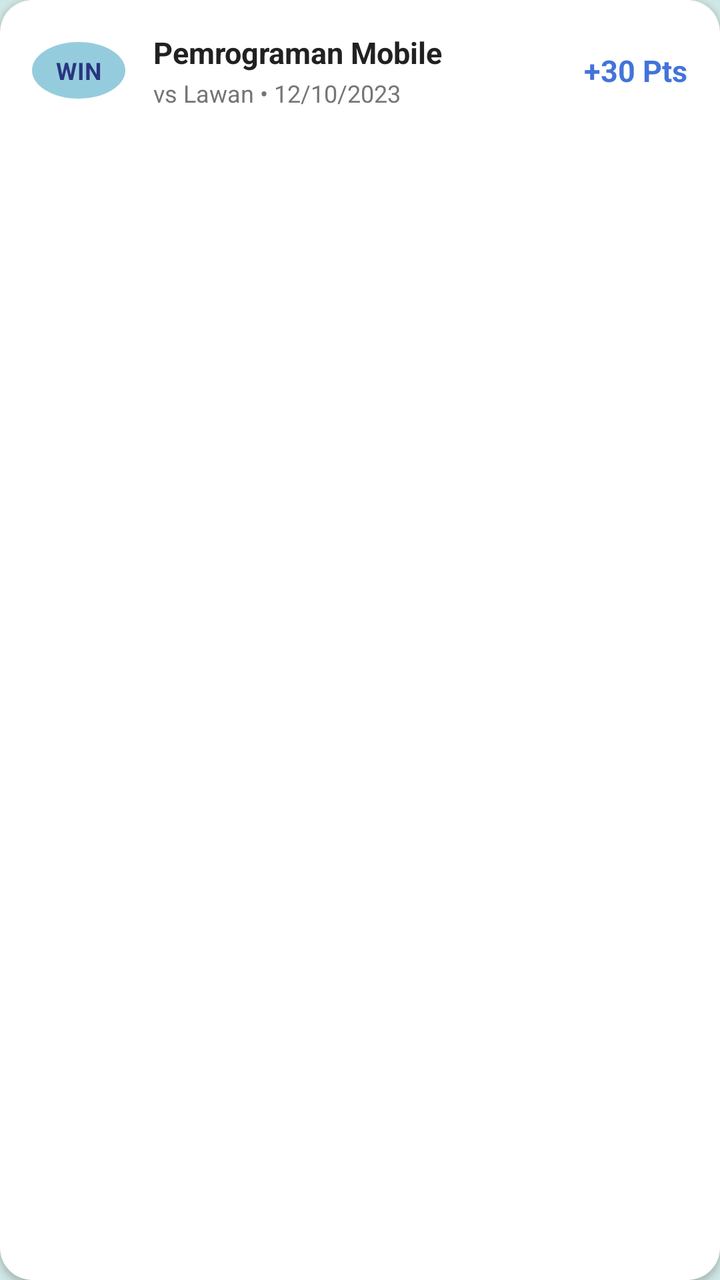
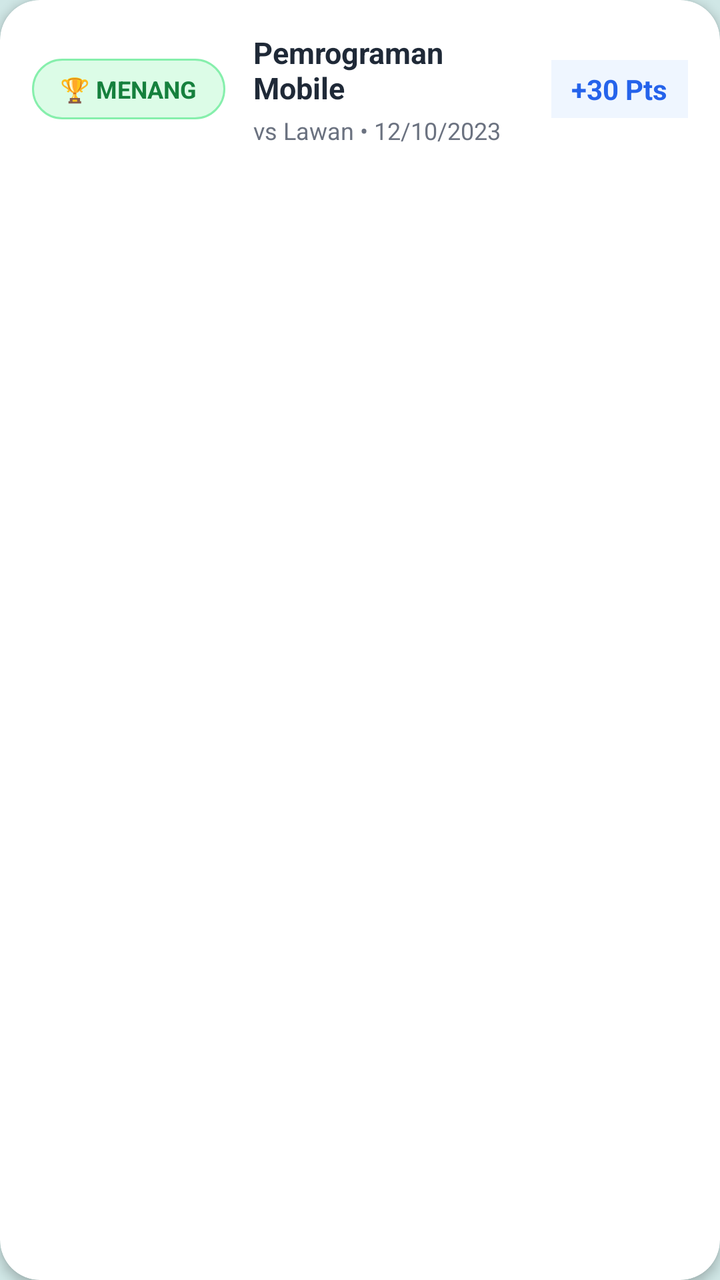

Compare the two renders of this Android layout. The source of the first and the diff that turns it into the second are given below.
<!-- AndroidManifest.xml: application theme Theme.UTSklp3Mobile -->
<!-- res/layout/item_history.xml -->
<?xml version="1.0" encoding="utf-8"?>
<androidx.cardview.widget.CardView xmlns:android="http://schemas.android.com/apk/res/android"
    xmlns:app="http://schemas.android.com/apk/res-auto"
    android:layout_width="match_parent"
    android:layout_height="wrap_content"
    android:layout_marginHorizontal="16dp"
    android:layout_marginVertical="6dp"
    app:cardCornerRadius="16dp"
    app:cardElevation="2dp"
    app:cardBackgroundColor="#FFFFFF">

    <LinearLayout
        android:layout_width="match_parent"
        android:layout_height="wrap_content"
        android:orientation="horizontal"
        android:padding="16dp"
        android:gravity="center_vertical">

        
        <TextView
            android:id="@+id/tvHistoryResult"
            android:layout_width="wrap_content"
            android:layout_height="wrap_content"
            android:text="WIN"
            android:textSize="12sp"
            android:textStyle="bold"
            android:textColor="#293681"
            android:background="@drawable/bg_circle_accent_soft"
            android:paddingHorizontal="12dp"
            android:paddingVertical="6dp" />

        <LinearLayout
            android:layout_width="0dp"
            android:layout_height="wrap_content"
            android:layout_weight="1"
            android:orientation="vertical"
            android:layout_marginStart="14dp"
            android:layout_marginEnd="8dp">

            <TextView
                android:id="@+id/tvHistoryMatkul"
                android:layout_width="wrap_content"
                android:layout_height="wrap_content"
                android:text="Pemrograman Mobile"
                android:textColor="#212121"
                android:textSize="15sp"
                android:textStyle="bold" />

            <TextView
                android:id="@+id/tvHistoryOpponent"
                android:layout_width="wrap_content"
                android:layout_height="wrap_content"
                android:text="vs Lawan • 12/10/2023"
                android:textColor="#757575"
                android:textSize="12sp"
                android:layout_marginTop="2dp" />

        </LinearLayout>

        
        <TextView
            android:id="@+id/tvHistoryPoints"
            android:layout_width="wrap_content"
            android:layout_height="wrap_content"
            android:text="+30 Pts"
            android:textColor="#4274D9"
            android:textSize="15sp"
            android:textStyle="bold" />

    </LinearLayout>

</androidx.cardview.widget.CardView>
<!-- resources referenced by this layout -->
<resources>
  <!-- drawable bg_circle_accent_soft (drawable) -->
  <?xml version="1.0" encoding="utf-8"?>
  <shape xmlns:android="http://schemas.android.com/apk/res/android"
      android:shape="oval">
      <solid android:color="#95CCDD" />
  </shape>
  <style name="Theme.UTSklp3Mobile" parent="Base.Theme.UTSklp3Mobile" />
  <style name="Base.Theme.UTSklp3Mobile" parent="Theme.Material3.DayNight.NoActionBar">
          
          <item name="colorPrimary">@color/primary</item>
          <item name="colorPrimaryDark">@color/primary_dark</item>
          <item name="colorSecondary">@color/secondary</item>
          <item name="android:statusBarColor">@color/primary</item>
          <item name="android:windowBackground">@color/background</item>
      </style>
  <color name="primary">#293681</color>
  <color name="primary_dark">#1A245A</color>
  <color name="secondary">#4274D9</color>
  <color name="background">#D0E7E6</color>
</resources>

<!-- the commit's change to res/layout/item_history.xml (unified diff, before → after) -->
@@ -5,8 +5,8 @@
     android:layout_height="wrap_content"
     android:layout_marginHorizontal="16dp"
     android:layout_marginVertical="6dp"
-    app:cardCornerRadius="16dp"
-    app:cardElevation="2dp"
+    app:cardCornerRadius="20dp"
+    app:cardElevation="3dp"
     app:cardBackgroundColor="#FFFFFF">
 
     <LinearLayout
@@ -21,13 +21,13 @@
             android:id="@+id/tvHistoryResult"
             android:layout_width="wrap_content"
             android:layout_height="wrap_content"
-            android:text="WIN"
+            android:text="🏆 MENANG"
             android:textSize="12sp"
             android:textStyle="bold"
-            android:textColor="#293681"
-            android:background="@drawable/bg_circle_accent_soft"
-            android:paddingHorizontal="12dp"
-            android:paddingVertical="6dp" />
+            android:textColor="#15803D"
+            android:background="@drawable/bg_badge_win"
+            android:paddingHorizontal="14dp"
+            android:paddingVertical="7dp" />
 
         <LinearLayout
             android:layout_width="0dp"
@@ -42,7 +42,7 @@
                 android:layout_width="wrap_content"
                 android:layout_height="wrap_content"
                 android:text="Pemrograman Mobile"
-                android:textColor="#212121"
+                android:textColor="#1F2937"
                 android:textSize="15sp"
                 android:textStyle="bold" />
 
@@ -51,9 +51,9 @@
                 android:layout_width="wrap_content"
                 android:layout_height="wrap_content"
                 android:text="vs Lawan • 12/10/2023"
-                android:textColor="#757575"
+                android:textColor="#6B7280"
                 android:textSize="12sp"
-                android:layout_marginTop="2dp" />
+                android:layout_marginTop="3dp" />
 
         </LinearLayout>
 
@@ -63,9 +63,12 @@
             android:layout_width="wrap_content"
             android:layout_height="wrap_content"
             android:text="+30 Pts"
-            android:textColor="#4274D9"
-            android:textSize="15sp"
-            android:textStyle="bold" />
+            android:textColor="#2563EB"
+            android:textSize="14sp"
+            android:textStyle="bold"
+            android:background="#EFF6FF"
+            android:paddingHorizontal="10dp"
+            android:paddingVertical="5dp" />
 
     </LinearLayout>
 
<!-- resource entries referenced after the edit -->
@@ -1,10 +1,12 @@
 <!-- resources referenced by this layout -->
 <resources>
-  <!-- drawable bg_circle_accent_soft (drawable) -->
+  <!-- drawable bg_badge_win (drawable) -->
   <?xml version="1.0" encoding="utf-8"?>
   <shape xmlns:android="http://schemas.android.com/apk/res/android"
-      android:shape="oval">
-      <solid android:color="#95CCDD" />
+      android:shape="rectangle">
+      <solid android:color="#DCFCE7" />
+      <corners android:radius="20dp" />
+      <stroke android:width="1dp" android:color="#86EFAC" />
   </shape>
   <style name="Theme.UTSklp3Mobile" parent="Base.Theme.UTSklp3Mobile" />
   <style name="Base.Theme.UTSklp3Mobile" parent="Theme.Material3.DayNight.NoActionBar">
